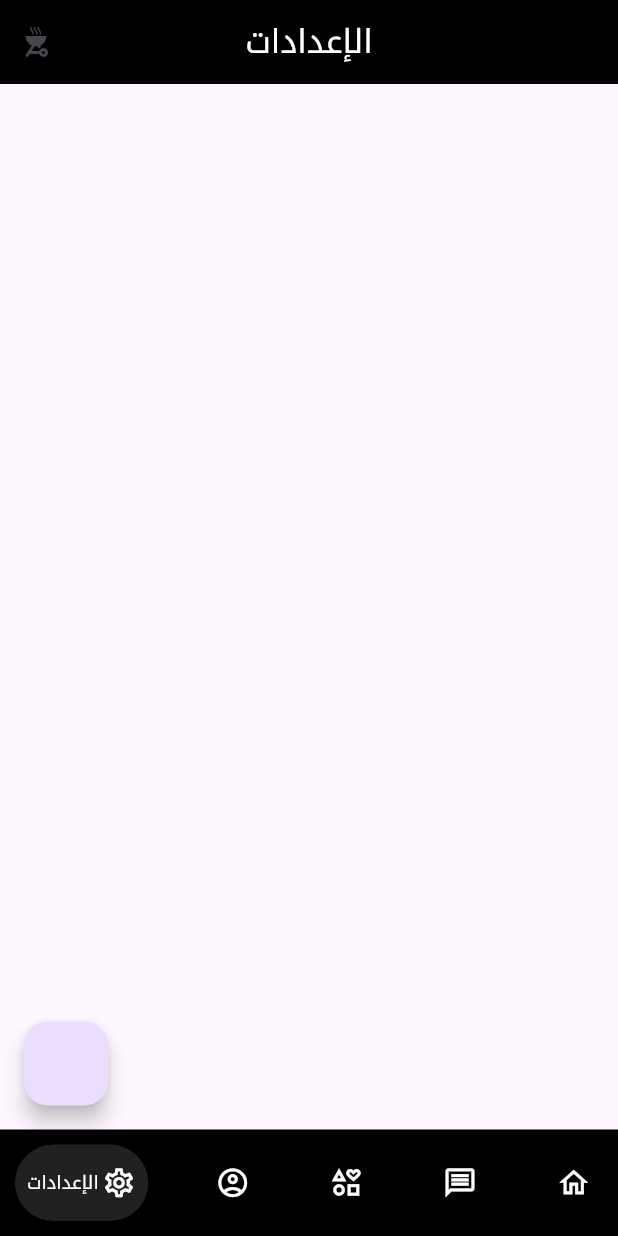
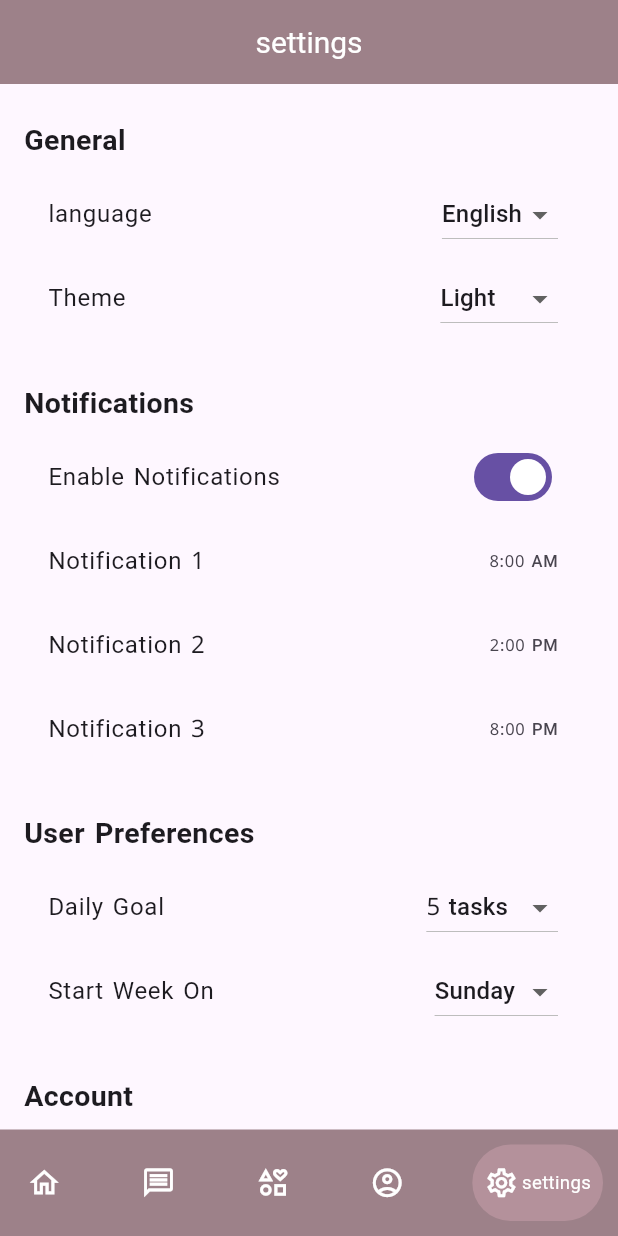
Before and after one commit to abdu1lrahman/A-Star, a Flutter app: the screen it shows after launch, item 5 of the bottom bar chosen, on a phone screen of 412 x 824 dp. Run offline on Flutter 3.47's test engine with Material 3 defaults, Android fonts, the phone set to English and light mode, and no system bars; drawn by our look-alikes of google_nav_bar; our stand-ins replace dio, flutter_dotenv, flutter_local_notifications, flutter_timezone, fluttertoast, google_fonts and 8 more; accounts and stored records are empty.

Commit message:
fifth commit

```diff
--- a/lib/core/theme/colors.dart
+++ b/lib/core/theme/colors.dart
@@ -1,7 +1,18 @@
 import 'dart:ui';
 
-Color mainColor = const Color(0xffD8E2DC);
-Color secondColor = const Color(0xffFFE5D9);
-Color thiredColor = const Color(0xffFFCAD4);
-Color forthColor = const Color(0xffF4ACB7);
-Color fifthColor = const Color(0xff9D8189);
+class theme1 {
+  static Color mainColor = const Color(0xffD8E2DC);
+  static Color secondColor = const Color(0xffFFE5D9);
+  static Color thirdColor = const Color(0xffFFCAD4);
+  static Color forthColor = const Color(0xffF4ACB7);
+  static Color fifthColor = const Color(0xff9D8189);
+  static Color sexthColor = const Color(0xffb4919b);
+}
+
+class theme2 {
+  static Color mainColor = const Color(0xffFFE6A7);
+  static Color secondColor = const Color(0xff99582A);
+  static Color thirdColor = const Color(0xff432818);
+  static Color forthColor = const Color(0xffBB9457);
+  static Color fifthColor = const Color(0xff6F1D1B);
+}
--- a/lib/l10n/intl_ar.arb
+++ b/lib/l10n/intl_ar.arb
@@ -42,5 +42,9 @@
     "history": "التاريخ",
     "fashion": "موضة",
     "psychology": "علم النفس",
-    "add_your_own": "+ أضف اهتمامات أخرى (مثل: AI, القانون)"
+    "add_your_own": "+ أضف اهتمامات أخرى (مثل: AI, القانون)",
+    "english": "الإنكليزية",
+    "arabic": "العربية",
+    "general": "عامة",
+    "notification": "الإشعارات"
 }
--- a/lib/l10n/intl_en.arb
+++ b/lib/l10n/intl_en.arb
@@ -42,5 +42,10 @@
     "history": "History",
     "fashion": "Fashion",
     "psychology": "Psychology",
-    "add_your_own": "+ Add your own (e.g. AI, Law)"
+    "add_your_own": "+ Add your own (e.g. AI, Law)",
+    "english": "English",
+    "arabic": "Arabic",
+    "general": "General",
+    "notification": "Notifications"
+
 }
--- a/lib/main.dart
+++ b/lib/main.dart
@@ -5,11 +5,13 @@ import 'package:google_fonts/google_fonts.dart';
 import 'package:provider/provider.dart';
 import 'package:you_are_a_star/data/services/notification_service.dart';
 import 'package:you_are_a_star/generated/l10n.dart';
+import 'package:you_are_a_star/presentation/providers/theme_provider.dart';
 import 'package:you_are_a_star/presentation/providers/user_provider.dart';
 import 'package:you_are_a_star/presentation/screens/mainpage.dart';
 import 'package:you_are_a_star/presentation/screens/intro.dart';
 import 'package:you_are_a_star/presentation/screens/intro2.dart';
 import 'package:you_are_a_star/presentation/providers/language_provider.dart';
+import 'package:you_are_a_star/presentation/widgets/components/custom_app_bar.dart';
 
 void main() async {
   WidgetsFlutterBinding.ensureInitialized();
@@ -21,6 +23,7 @@ void main() async {
       providers: [
         ChangeNotifierProvider(create: (_) => LanguageProvider()),
         ChangeNotifierProvider(create: (_) => UserProvider()),
+        ChangeNotifierProvider(create: (_) => ThemeProvider())
       ],
       child: const MyApp(),
     ),
@@ -46,7 +49,10 @@ class _MyAppState extends State<MyApp> {
   Widget build(BuildContext context) {
     final languageProvider = Provider.of<LanguageProvider>(context, listen: true);
     // final userInfoProvider = Provider.of<UserProvider>(context, listen: true);
+    final screenWidth = MediaQuery.of(context).size.width;
 
+    return Consumer<ThemeProvider>(
+      builder: (context, themeProvider, child) {
         return MaterialApp(
           title: "A Star",
           debugShowCheckedModeBanner: false,
@@ -68,11 +74,17 @@ class _MyAppState extends State<MyApp> {
           ],
           locale: languageProvider.local,
           theme: ThemeData(
+            appBarTheme: appBarTheme(),
+            // primaryColor: themeProvider.currentAppTheme.mainColor,
+
             // The font used in the app is notoKufiArabicTextTheme
             textTheme: GoogleFonts.notoKufiArabicTextTheme(),
           ),
+
           // home: userInfoProvider.userName == 'anyname' ? const Intro() : const Mainpage(),
           home: const Mainpage(),
         );
+      },
+    );
   }
 }
--- a/lib/presentation/providers/language_provider.dart
+++ b/lib/presentation/providers/language_provider.dart
@@ -1,7 +1,7 @@
 import 'package:flutter/material.dart';
 
 class LanguageProvider extends ChangeNotifier {
-  Locale _locale = const Locale('ar');
+  Locale _locale = const Locale('en');
 
   Locale get local => _locale;
 
@@ -11,8 +11,8 @@ class LanguageProvider extends ChangeNotifier {
     notifyListeners(); // Notify listeners to rebuild the UI
   }
 
-  void changeLocale() {
-    (_locale.languageCode == 'en') ? _locale = const Locale('ar') : _locale = const Locale('en');
+  void changeLocale(String newLang) {
+    (newLang == 'en') ? _locale = const Locale('en') : _locale = const Locale('ar');
     notifyListeners();
   }
 }
--- /dev/null
+++ b/lib/presentation/providers/theme_provider.dart
@@ -0,0 +1,52 @@
+import 'package:flutter/material.dart';
+import 'package:you_are_a_star/core/theme/colors.dart';
+
+class AppTheme {
+  final Color mainColor;
+  final Color secondColor;
+  final Color thirdColor;
+  final Color forthColor;
+  final Color fifthColor;
+  final Color? sixthColor;
+
+  AppTheme({
+    required this.mainColor,
+    required this.secondColor,
+    required this.thirdColor,
+    required this.forthColor,
+    required this.fifthColor,
+    this.sixthColor,
+  });
+}
+
+class ThemeProvider extends ChangeNotifier {
+  AppTheme _currentAppTheme = _theme1;
+
+  static final AppTheme _theme1 = AppTheme(
+    mainColor: theme1.mainColor,
+    secondColor: theme1.secondColor,
+    thirdColor: theme1.thirdColor,
+    forthColor: theme1.forthColor,
+    fifthColor: theme1.fifthColor,
+  );
+
+  static final AppTheme _theme2 = AppTheme(
+    mainColor: theme2.mainColor,
+    secondColor: theme2.secondColor,
+    thirdColor: theme2.thirdColor,
+    forthColor: theme2.forthColor,
+    fifthColor: theme2.fifthColor,
+  );
+
+  AppTheme get currentAppTheme => _currentAppTheme;
+
+  void toggleTheme() {
+    _currentAppTheme = _currentAppTheme == _theme1 ? _theme2 : _theme1;
+    notifyListeners();
+  }
+
+  void setTheme(bool isTheme1) {
+    _currentAppTheme = isTheme1 ? _theme1 : _theme2;
+    notifyListeners();
+  }
+}
--- a/lib/presentation/screens/intro2.dart
+++ b/lib/presentation/screens/intro2.dart
@@ -39,7 +39,7 @@ class _LoginState extends State<Login> {
     final userProvider = Provider.of<UserProvider>(context, listen: false);
     final screenWidth = MediaQuery.of(context).size.width;
     return Scaffold(
-      backgroundColor: secondColor,
+      backgroundColor: theme1.secondColor,
       body: Stack(
         alignment: Alignment.bottomCenter,
         children: [
@@ -184,7 +184,7 @@ class _LoginState extends State<Login> {
                       child: Text(
                         S.of(context).letsgo,
                         style: TextStyle(
-                          color: secondColor,
+                          color: theme1.secondColor,
                           fontSize: screenWidth * 0.04,
                         ),
                       ),
--- a/lib/presentation/screens/mainpage.dart
+++ b/lib/presentation/screens/mainpage.dart
@@ -1,4 +1,5 @@
 import 'package:flutter/material.dart';
+import 'package:you_are_a_star/core/theme/colors.dart';
 import 'package:you_are_a_star/generated/l10n.dart';
 import 'package:google_nav_bar/google_nav_bar.dart';
 import 'package:you_are_a_star/presentation/screens/account.dart';
@@ -31,7 +32,7 @@ class _HomeState extends State<Mainpage> {
       body: pages[selectedIndex],
       bottomNavigationBar: GNav(
         tabMargin: const EdgeInsets.all(10),
-        backgroundColor: Colors.black,
+        backgroundColor: theme1.fifthColor,
         selectedIndex: selectedIndex,
         activeColor: Colors.white,
         color: Colors.white,
--- a/lib/presentation/screens/settings.dart
+++ b/lib/presentation/screens/settings.dart
@@ -2,71 +2,120 @@ import 'package:flutter/material.dart';
 import 'package:provider/provider.dart';
 import 'package:you_are_a_star/generated/l10n.dart';
 import 'package:you_are_a_star/presentation/providers/language_provider.dart';
+import 'package:you_are_a_star/presentation/providers/theme_provider.dart';
 
-class Settings extends StatelessWidget {
+class Settings extends StatefulWidget {
   const Settings({super.key});
 
-  void _showLanguageBottomSheet(BuildContext context) {
-    final languageProvider = Provider.of<LanguageProvider>(context, listen: false);
-    showModalBottomSheet(
+  @override
+  State<Settings> createState() => _SettingsPageState();
+}
+
+class _SettingsPageState extends State<Settings> {
+  String _theme = 'Light';
+  bool _notificationsEnabled = true;
+  final List<TimeOfDay> _notificationTimes = [
+    const TimeOfDay(hour: 8, minute: 0),
+    const TimeOfDay(hour: 14, minute: 0),
+    const TimeOfDay(hour: 20, minute: 0),
+  ];
+  int _dailyGoal = 5;
+  String _startWeekOn = 'Sunday';
+
+  Future<void> _pickTime(int index) async {
+    final TimeOfDay? picked = await showTimePicker(
       context: context,
-      builder: (BuildContext context) {
-        return Container(
-          padding: const EdgeInsets.all(16),
-          child: Column(
-            mainAxisSize: MainAxisSize.min,
-            children: [
-              ListTile(
-                leading: Icon(
-                  (languageProvider.local.languageCode == 'en') ? Icons.flag : Icons.flag_outlined,
-                ),
-                title: const Text('English'),
-                onTap: () {
-                  languageProvider.setLocale(Locale('en'));
-                  Navigator.pop(context);
-                },
-              ),
-              ListTile(
-                leading: Icon(
-                  (languageProvider.local.languageCode == 'ar') ? Icons.flag : Icons.flag_outlined,
-                ),
-                title: const Text('العربية '),
-                onTap: () {
-                  languageProvider.setLocale(Locale('ar'));
-                  Navigator.pop(context);
-                },
-              ),
-            ],
-          ),
-        );
-      },
+      initialTime: _notificationTimes[index],
     );
+    if (picked != null) {
+      setState(() => _notificationTimes[index] = picked);
+    }
   }
 
   @override
   Widget build(BuildContext context) {
+    final langProvider = Provider.of<LanguageProvider>(context, listen: false);
+    final themeProvider = Provider.of<ThemeProvider>(context, listen: false);
+
     return Scaffold(
-      appBar: AppBar(
-        title: Text(
-          S.of(context).settings,
-          style: const TextStyle(color: Colors.white),
-        ),
-        backgroundColor: Colors.black,
-        centerTitle: true,
-        actions: [
-          IconButton(
-            onPressed: () {
-              Navigator.pushNamed(context, 'intro');
-            },
-            icon: Icon(Icons.outdoor_grill),
+      appBar: AppBar(title: Text(S.of(context).settings)),
+      body: ListView(
+        padding: const EdgeInsets.all(16),
+        children: [
+          _buildSectionHeader(S.of(context).general),
+          _buildDropdownTile(
+              S.of(context).language,
+              langProvider.local.languageCode == 'en' ? 'English' : 'العربية',
+              ["English", "العربية"], (val) {
+            langProvider.changeLocale((val == "English") ? 'en' : 'ar');
+          }),
+          _buildDropdownTile('Theme', _theme, ['Light', 'Dark', 'System'], (val) {
+            setState(() {
+              _theme = val!;
+              themeProvider.toggleTheme();
+            });
+          }),
+          const SizedBox(height: 20),
+          _buildSectionHeader(S.of(context).notification),
+          SwitchListTile(
+            value: _notificationsEnabled,
+            onChanged: (val) => setState(() => _notificationsEnabled = val),
+            title: const Text('Enable Notifications'),
+          ),
+          if (_notificationsEnabled)
+            ...List.generate(3, (index) {
+              final time = _notificationTimes[index];
+              return ListTile(
+                title: Text('Notification ${index + 1}'),
+                trailing: Text(time.format(context)),
+                onTap: () => _pickTime(index),
+              );
+            }),
+          const SizedBox(height: 20),
+          _buildSectionHeader('User Preferences'),
+          ListTile(
+            title: const Text('Daily Goal'),
+            trailing: DropdownButton<int>(
+              value: _dailyGoal,
+              onChanged: (val) => setState(() => _dailyGoal = val!),
+              items: [1, 3, 5, 10]
+                  .map((num) => DropdownMenuItem(value: num, child: Text('$num tasks')))
+                  .toList(),
+            ),
+          ),
+          _buildDropdownTile('Start Week On', _startWeekOn, ['Sunday', 'Monday'], (val) {
+            setState(() => _startWeekOn = val!);
+          }),
+          const SizedBox(height: 20),
+          _buildSectionHeader('Account'),
+          ElevatedButton(
+            onPressed: () {},
+            child: Text('Delete my Data'),
           ),
         ],
       ),
-      floatingActionButton: FloatingActionButton(
-        tooltip: S.of(context).language,
-        onPressed: () {
-          _showLanguageBottomSheet(context);
-        },
+    );
+  }
+
+  Widget _buildSectionHeader(String title) {
+    return Padding(
+      padding: const EdgeInsets.symmetric(vertical: 8),
+      child: Text(title, style: const TextStyle(fontSize: 19, fontWeight: FontWeight.bold)),
+    );
+  }
+
+  Widget _buildDropdownTile<T>(
+    String title,
+    T currentValue,
+    List<T> options,
+    ValueChanged<T?> onChanged,
+  ) {
+    return ListTile(
+      title: Text(title),
+      trailing: DropdownButton<T>(
+        value: currentValue,
+        onChanged: onChanged,
+        items: options.map((val) => DropdownMenuItem(value: val, child: Text('$val'))).toList(),
       ),
     );
   }
--- /dev/null
+++ b/lib/presentation/widgets/components/custom_app_bar.dart
@@ -0,0 +1,11 @@
+import 'package:flutter/material.dart';
+import 'package:you_are_a_star/core/theme/colors.dart';
+
+AppBarTheme appBarTheme() => AppBarTheme(
+      backgroundColor: theme1.fifthColor,
+      centerTitle: true,
+      titleTextStyle: const TextStyle(
+        color: Colors.white,
+        fontSize: 20,
+      ),
+    );
--- a/lib/presentation/widgets/components/custom_gbutton.dart
+++ b/lib/presentation/widgets/components/custom_gbutton.dart
@@ -1,5 +1,6 @@
 import 'package:flutter/material.dart';
 import 'package:google_nav_bar/google_nav_bar.dart';
+import 'package:you_are_a_star/core/theme/colors.dart';
 
 GButton customGButton({
   required IconData icon,
@@ -7,6 +8,7 @@ GButton customGButton({
   required double screenWidth,
 }) =>
     GButton(
+      style: GnavStyle.google,
       gap: 2,
       icon: icon,
       iconSize: 23,
@@ -15,7 +17,7 @@ GButton customGButton({
         fontSize: screenWidth * 0.03,
         color: Colors.white,
       ),
-      hoverColor: const Color(0xff232023),
-      backgroundColor: const Color(0xff232023),
+      hoverColor: theme1.sexthColor,
+      backgroundColor: theme1.sexthColor,
       padding: const EdgeInsets.symmetric(vertical: 14.0, horizontal: 8.0),
     );
```
Also changed, not shown: lib/presentation/screens/account.dart (+1 -8 lines), lib/presentation/screens/home.dart (+2 -8 lines), lib/presentation/screens/intrests.dart (+1 -8 lines), lib/presentation/screens/intro.dart (+6 -5 lines), lib/presentation/screens/prev_messages.dart (+2 -8 lines), assets/images/theme2.png (added), lib/generated/intl/messages_ar.dart, lib/generated/intl/messages_en.dart, lib/generated/l10n.dart, 4 other files. Lines whose indentation alone changed are shown as unchanged.
